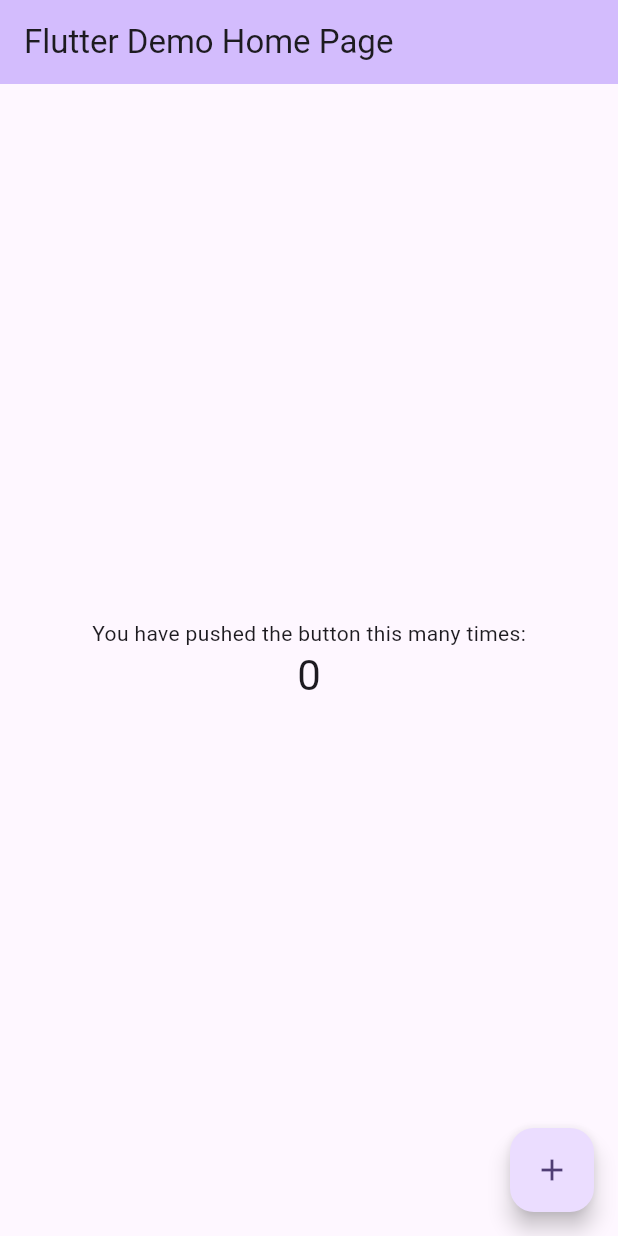
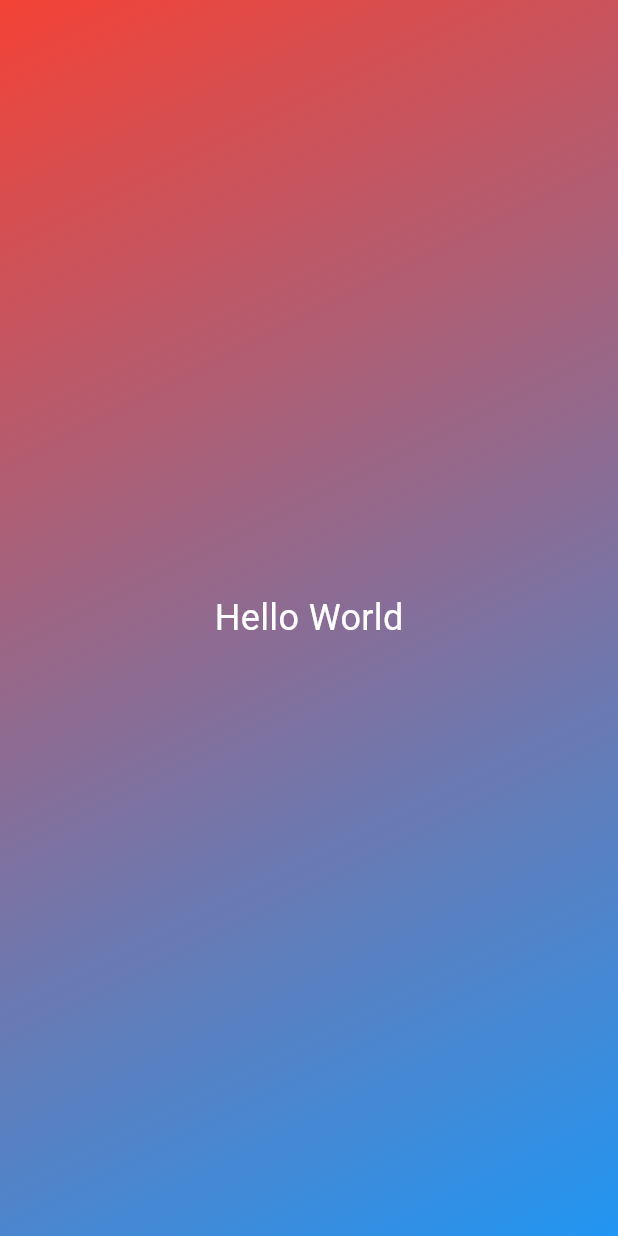
Before and after one commit to CodeCraftersgcuf/Flutter, a Flutter app: the screen it shows after launch, on a phone screen of 412 x 824 dp. Run offline on Flutter 3.47's test engine with Material 3 defaults, Android fonts, the phone set to English and light mode, and no system bars.

Commit message:
Done until the custom font and the color.

```diff
--- a/first_app/lib/main.dart
+++ b/first_app/lib/main.dart
@@ -1,125 +1,30 @@
 import 'package:flutter/material.dart';
 
 void main() {
-  runApp(const MyApp());
+  runApp(
+    MaterialApp(
+      home: Scaffold(
+        body: Container(
+          decoration: const BoxDecoration(
+            gradient: LinearGradient(
+              colors: [Colors.red, Colors.blue],
+              begin: Alignment.topLeft,
+              end: Alignment.bottomRight,
+            ),
+          ),
+          child: const Center(
+            child: Text(
+              'Hello World',
+              style: TextStyle(
+                fontSize: 24.0,
+                color: Colors.white,
+              ),
+            ),
+          ),
+        ),
+      ),
+    ),
+  );
 }
 
-class MyApp extends StatelessWidget {
-  const MyApp({super.key});
-
-  // This widget is the root of your application.
-  @override
-  Widget build(BuildContext context) {
-    return MaterialApp(
-      title: 'Flutter Demo',
-      theme: ThemeData(
-        // This is the theme of your application.
-        //
-        // TRY THIS: Try running your application with "flutter run". You'll see
-        // the application has a purple toolbar. Then, without quitting the app,
-        // try changing the seedColor in the colorScheme below to Colors.green
-        // and then invoke "hot reload" (save your changes or press the "hot
-        // reload" button in a Flutter-supported IDE, or press "r" if you used
-        // the command line to start the app).
-        //
-        // Notice that the counter didn't reset back to zero; the application
-        // state is not lost during the reload. To reset the state, use hot
-        // restart instead.
-        //
-        // This works for code too, not just values: Most code changes can be
-        // tested with just a hot reload.
-        colorScheme: ColorScheme.fromSeed(seedColor: Colors.deepPurple),
-        useMaterial3: true,
-      ),
-      home: const MyHomePage(title: 'Flutter Demo Home Page'),
-    );
-  }
-}
-
-class MyHomePage extends StatefulWidget {
-  const MyHomePage({super.key, required this.title});
-
-  // This widget is the home page of your application. It is stateful, meaning
-  // that it has a State object (defined below) that contains fields that affect
-  // how it looks.
-
-  // This class is the configuration for the state. It holds the values (in this
-  // case the title) provided by the parent (in this case the App widget) and
-  // used by the build method of the State. Fields in a Widget subclass are
-  // always marked "final".
-
-  final String title;
-
-  @override
-  State<MyHomePage> createState() => _MyHomePageState();
-}
-
-class _MyHomePageState extends State<MyHomePage> {
-  int _counter = 0;
-
-  void _incrementCounter() {
-    setState(() {
-      // This call to setState tells the Flutter framework that something has
-      // changed in this State, which causes it to rerun the build method below
-      // so that the display can reflect the updated values. If we changed
-      // _counter without calling setState(), then the build method would not be
-      // called again, and so nothing would appear to happen.
-      _counter++;
-    });
-  }
-
-  @override
-  Widget build(BuildContext context) {
-    // This method is rerun every time setState is called, for instance as done
-    // by the _incrementCounter method above.
-    //
-    // The Flutter framework has been optimized to make rerunning build methods
-    // fast, so that you can just rebuild anything that needs updating rather
-    // than having to individually change instances of widgets.
-    return Scaffold(
-      appBar: AppBar(
-        // TRY THIS: Try changing the color here to a specific color (to
-        // Colors.amber, perhaps?) and trigger a hot reload to see the AppBar
-        // change color while the other colors stay the same.
-        backgroundColor: Theme.of(context).colorScheme.inversePrimary,
-        // Here we take the value from the MyHomePage object that was created by
-        // the App.build method, and use it to set our appbar title.
-        title: Text(widget.title),
-      ),
-      body: Center(
-        // Center is a layout widget. It takes a single child and positions it
-        // in the middle of the parent.
-        child: Column(
-          // Column is also a layout widget. It takes a list of children and
-          // arranges them vertically. By default, it sizes itself to fit its
-          // children horizontally, and tries to be as tall as its parent.
-          //
-          // Column has various properties to control how it sizes itself and
-          // how it positions its children. Here we use mainAxisAlignment to
-          // center the children vertically; the main axis here is the vertical
-          // axis because Columns are vertical (the cross axis would be
-          // horizontal).
-          //
-          // TRY THIS: Invoke "debug painting" (choose the "Toggle Debug Paint"
-          // action in the IDE, or press "p" in the console), to see the
-          // wireframe for each widget.
-          mainAxisAlignment: MainAxisAlignment.center,
-          children: <Widget>[
-            const Text(
-              'You have pushed the button this many times:',
-            ),
-            Text(
-              '$_counter',
-              style: Theme.of(context).textTheme.headlineMedium,
-            ),
-          ],
-        ),
-      ),
-      floatingActionButton: FloatingActionButton(
-        onPressed: _incrementCounter,
-        tooltip: 'Increment',
-        child: const Icon(Icons.add),
-      ), // This trailing comma makes auto-formatting nicer for build methods.
-    );
-  }
-}
+class
```
